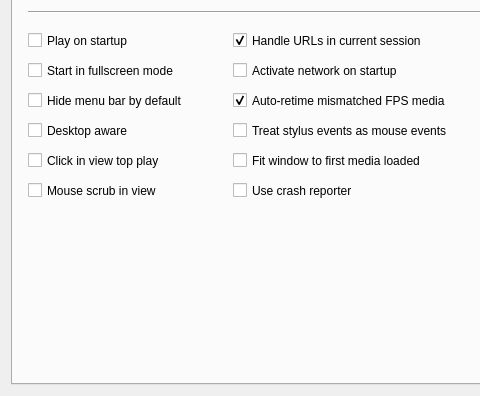
BrianHanke/openrv-bhgc, file src/lib/app/RvCommon/ui/RvPreferences.ui: the form before one commit; both pictures show x 0 to 480 and y 279 to 675 of the 850 by 675 pixel window.
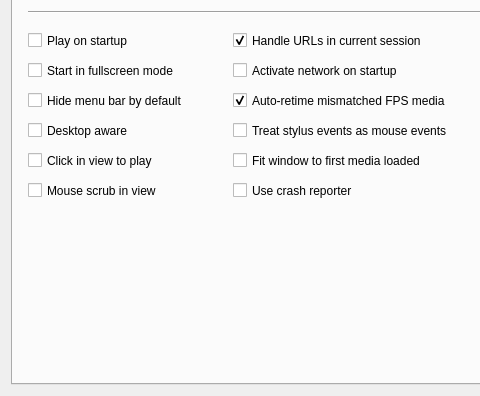
The form after the commit. The open tabs and pages were chosen to show the change.

Diff of the .ui file:
```diff
--- a/src/lib/app/RvCommon/ui/RvPreferences.ui
+++ b/src/lib/app/RvCommon/ui/RvPreferences.ui
@@ -193,7 +193,7 @@
         </rect>
        </property>
        <property name="text">
-        <string>Click in view top play</string>
+        <string>Click in view to play</string>
        </property>
       </widget>
       <widget class="QCheckBox" name="startupResizeToggle">
```
